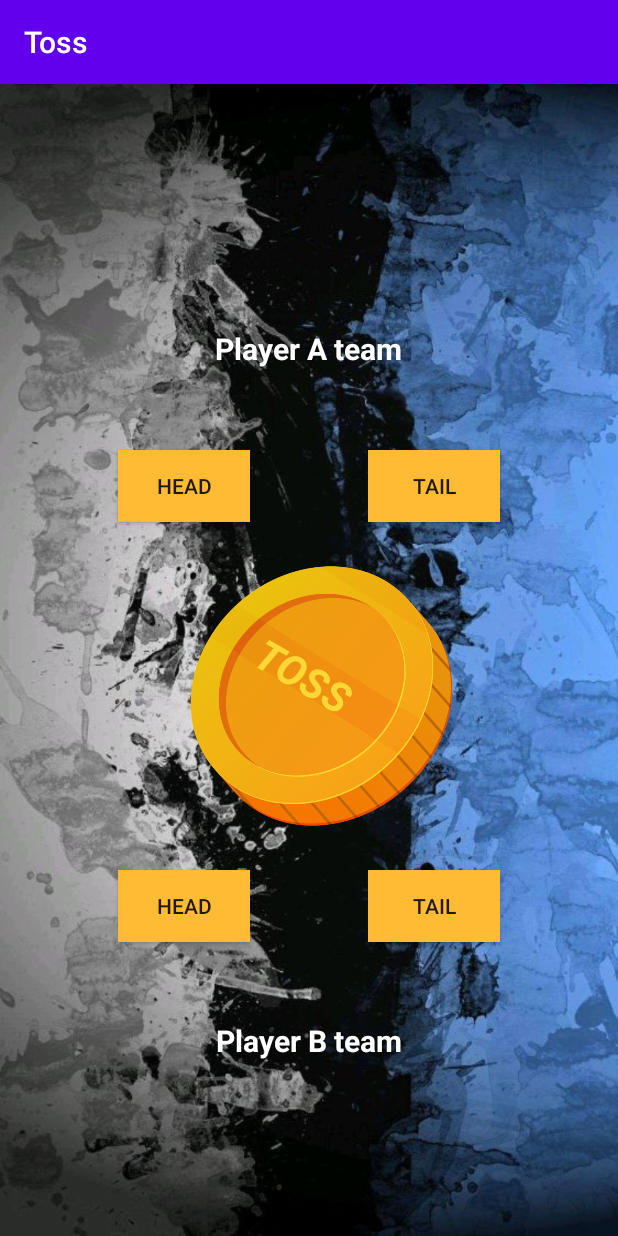
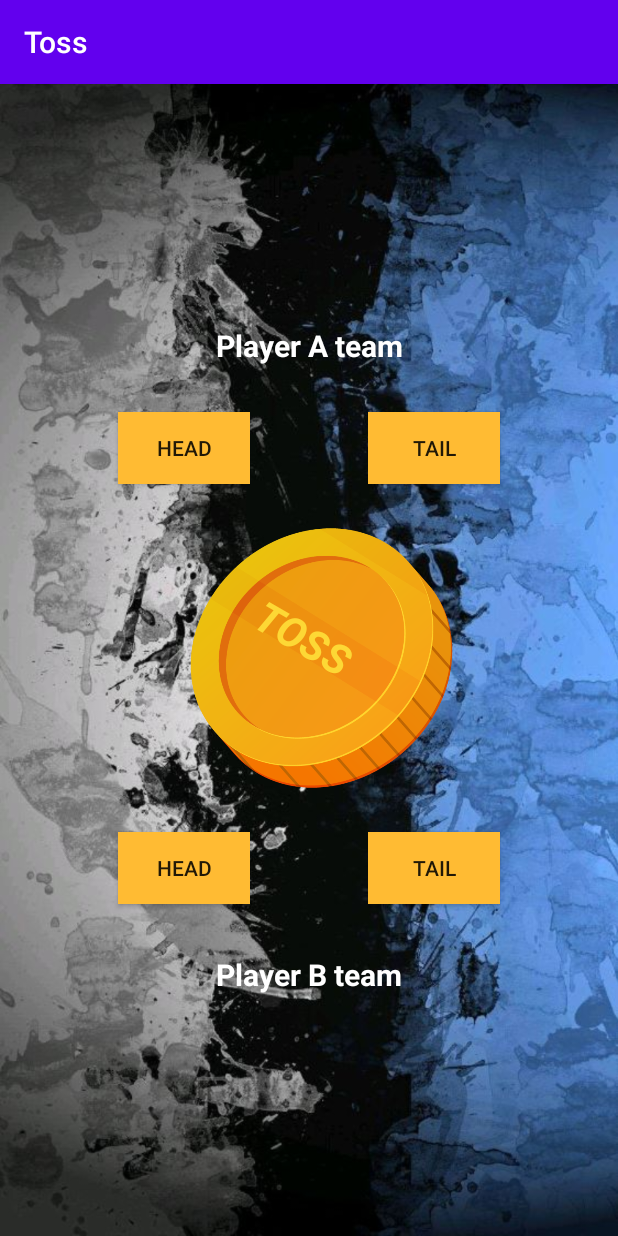
Before and after one commit to bn-sharath/Toss, an Android app: the screen it shows after launch (MainActivity), on a phone screen of 412 x 824 dp. Run offline under Robolectric (Android 15) with nearby library versions, the light colour scheme and no system bars; Roboto replaces fonts that are not available here.

Commit message:
all logical works are over,simply remainting to document or putting correct comment

```diff
--- a/app/build.gradle
+++ b/app/build.gradle
@@ -14,6 +14,7 @@
         versionName "1.0"
 
         testInstrumentationRunner "android.support.test.runner.AndroidJUnitRunner"
+        vectorDrawables.useSupportLibrary = true
     }
 
     buildTypes {
--- /dev/null
+++ b/app/src/main/res/drawable/ic_baseline_refresh_24.xml
@@ -0,0 +1,5 @@
+<vector android:height="24dp" android:tint="#929292"
+    android:viewportHeight="24" android:viewportWidth="24"
+    android:width="24dp" xmlns:android="http://schemas.android.com/apk/res/android">
+    <path android:fillColor="@android:color/white" android:pathData="M17.65,6.35C16.2,4.9 14.21,4 12,4c-4.42,0 -7.99,3.58 -7.99,8s3.57,8 7.99,8c3.73,0 6.84,-2.55 7.73,-6h-2.08c-0.82,2.33 -3.04,4 -5.65,4 -3.31,0 -6,-2.69 -6,-6s2.69,-6 6,-6c1.66,0 3.14,0.69 4.22,1.78L13,11h7V4l-2.35,2.35z"/>
+</vector>
--- a/app/src/main/res/layout/activity_main.xml
+++ b/app/src/main/res/layout/activity_main.xml
@@ -18,7 +18,7 @@
         app:layout_constraintHorizontal_bias="1.0"
         app:layout_constraintStart_toStartOf="@+id/ahead"
         app:layout_constraintTop_toTopOf="parent"
-        app:layout_constraintVertical_bias="0.545"
+        app:layout_constraintVertical_bias="0.498"
         app:srcCompat="@drawable/coin2" />
 
     <Button
@@ -84,10 +84,10 @@
         android:textStyle="bold"
         app:layout_constraintBottom_toTopOf="@+id/coin"
         app:layout_constraintEnd_toEndOf="@+id/atail"
-        app:layout_constraintHorizontal_bias="0.495"
+        app:layout_constraintHorizontal_bias="0.504"
         app:layout_constraintStart_toStartOf="@+id/ahead"
         app:layout_constraintTop_toTopOf="parent"
-        app:layout_constraintVertical_bias="0.614" />
+        app:layout_constraintVertical_bias="0.672" />
 
     <TextView
         android:id="@+id/player_b"
@@ -102,7 +102,7 @@
         app:layout_constraintEnd_toEndOf="@+id/btail"
         app:layout_constraintStart_toStartOf="@+id/bhead"
         app:layout_constraintTop_toBottomOf="@+id/coin"
-        app:layout_constraintVertical_bias="0.462" />
+        app:layout_constraintVertical_bias="0.336" />
 
     <TextView
         android:id="@+id/tossing"
@@ -134,9 +134,10 @@
         android:textSize="24sp"
         app:layout_constraintBottom_toTopOf="@+id/player_a"
         app:layout_constraintEnd_toEndOf="parent"
-        app:layout_constraintHorizontal_bias="0.5"
+        app:layout_constraintHorizontal_bias="0.501"
         app:layout_constraintStart_toStartOf="parent"
-        app:layout_constraintTop_toTopOf="parent" />
+        app:layout_constraintTop_toTopOf="parent"
+        app:layout_constraintVertical_bias="0.85" />
 
     <TextView
         android:id="@+id/result_b"
@@ -145,8 +146,22 @@
         android:textSize="24sp"
         app:layout_constraintBottom_toBottomOf="parent"
         app:layout_constraintEnd_toEndOf="parent"
-        app:layout_constraintHorizontal_bias="0.5"
+        app:layout_constraintHorizontal_bias="0.501"
         app:layout_constraintStart_toStartOf="parent"
-        app:layout_constraintTop_toBottomOf="@+id/player_b" />
+        app:layout_constraintTop_toBottomOf="@+id/player_b"
+        app:layout_constraintVertical_bias="0.18" />
+
+    <ImageView
+        android:id="@+id/reset"
+        android:layout_width="77dp"
+        android:layout_height="62dp"
+        android:layout_marginStart="166dp"
+        android:layout_marginTop="8dp"
+        android:layout_marginEnd="168dp"
+        android:contentDescription="@string/todo"
+        app:layout_constraintBottom_toBottomOf="parent"
+        app:layout_constraintEnd_toEndOf="parent"
+        app:layout_constraintStart_toStartOf="parent"
+        app:layout_constraintTop_toBottomOf="@+id/result_b" />
 
 </android.support.constraint.ConstraintLayout>
```
Also changed, not shown: app/src/main/java/com/sharathbn2001gmail/toss/MainActivity.java (+69 -30 lines).
